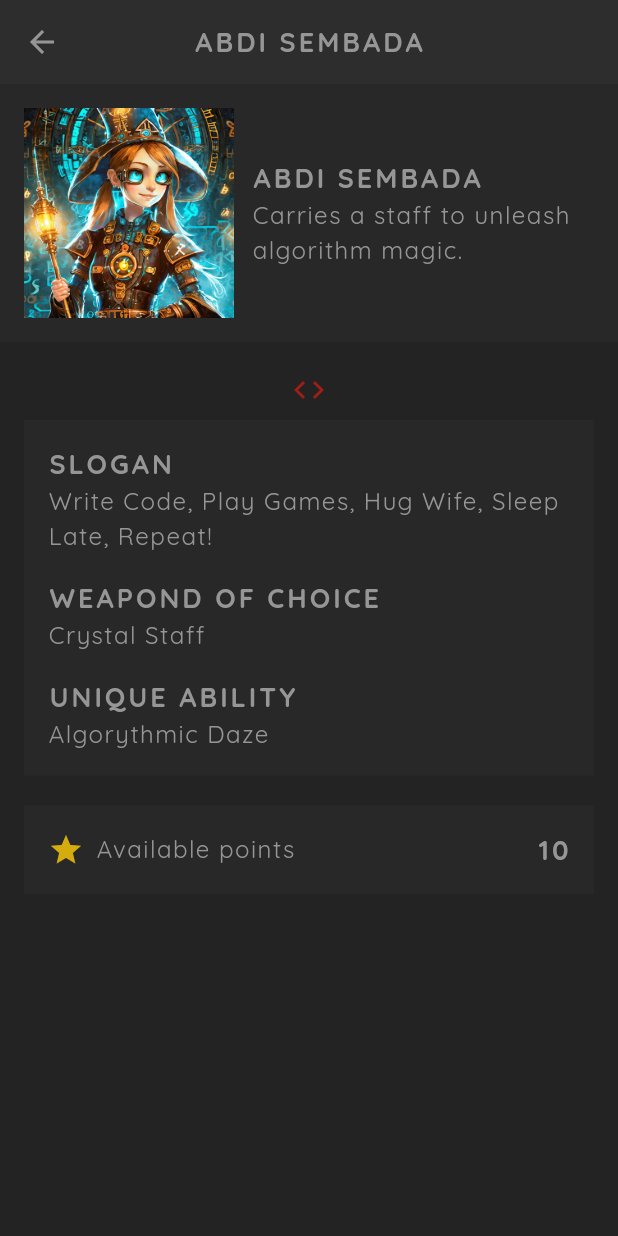
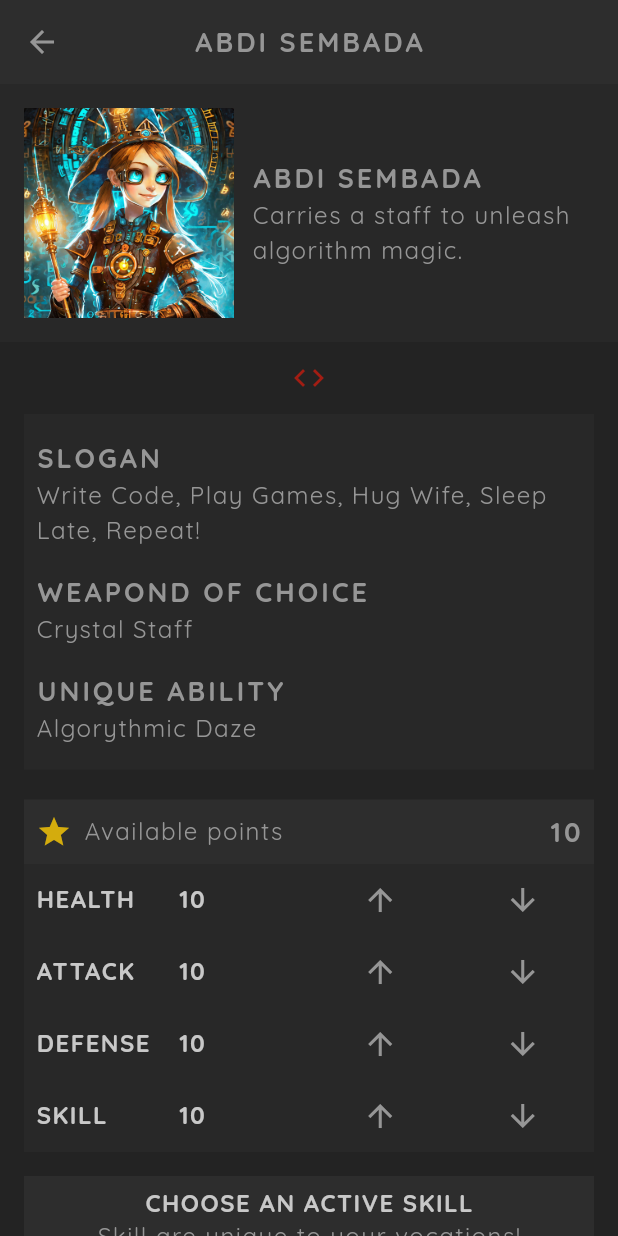
Before and after one commit to sirabdi/flutter-project, a Flutter app: the Profile screen opened directly with sample values from the repository, on a phone screen of 412 x 824 dp. Run offline on Flutter 3.47's test engine with Material 3 defaults, Android fonts, the phone set to English and light mode, and no system bars; our stand-ins replace google_fonts.

Commit message:
Initiate Flutter RPG

```diff
--- a/flutter_rpg/lib/models/skill.dart
+++ b/flutter_rpg/lib/models/skill.dart
@@ -1,18 +1,19 @@
 import 'package:flutter_rpg/models/vocation.dart';
 
 class Skill {
+  // field
+  final String id;
+  final String name;
+  final String image;
+  final Vocation vocation;
+
   Skill({
     required this.id,
     required this.name,
     required this.image,
     required this.vocation,
   });
-
-  // field
-  final String id;
-  final String name;
-  final String image;
-  final Vocation vocation;
+}
 
 final List<Skill> allSkills = [
   // algo wizard skills
@@ -119,4 +120,3 @@ class Skill {
     vocation: Vocation.ninja,
   ),
 ];
-}
--- a/flutter_rpg/lib/models/stats.dart
+++ b/flutter_rpg/lib/models/stats.dart
@@ -16,10 +16,10 @@ mixin Stats {
   };
 
   List<Map<String, String>> get statsAsFormattedList => [
-    {'title': 'Health', 'value': _health.toString()},
-    {'title': 'Attack', 'value': _attack.toString()},
-    {'title': 'Defense', 'value': _defense.toString()},
-    {'title': 'Skill', 'value': _skill.toString()},
+    {'title': 'health', 'value': _health.toString()},
+    {'title': 'attack', 'value': _attack.toString()},
+    {'title': 'defense', 'value': _defense.toString()},
+    {'title': 'skill', 'value': _skill.toString()},
   ];
 
   // methods
@@ -27,20 +27,17 @@ mixin Stats {
     if (_points > 0) {
       if (stat == 'health') {
         _health++;
-        _points--;
       }
       if (stat == 'attack') {
         _attack++;
-        _points--;
       }
       if (stat == 'defense') {
         _defense++;
-        _points--;
       }
       if (stat == 'skill') {
         _skill++;
-        _points--;
       }
+      _points--;
     }
   }
 
--- a/flutter_rpg/lib/screens/profile/profile.dart
+++ b/flutter_rpg/lib/screens/profile/profile.dart
@@ -1,6 +1,8 @@
 import 'package:flutter/material.dart';
 import 'package:flutter_rpg/models/character.dart';
+import 'package:flutter_rpg/screens/profile/skill_list.dart';
 import 'package:flutter_rpg/screens/profile/stats_table.dart';
+import 'package:flutter_rpg/shared/styled_button.dart';
 import 'package:flutter_rpg/shared/styled_text.dart';
 import 'package:flutter_rpg/theme.dart';
 
@@ -42,13 +44,13 @@ class Profile extends StatelessWidget {
             ),
 
             // Weapond and Skill Ability
-            SizedBox(height: 20),
+            SizedBox(height: 12),
             Center(child: Icon(Icons.code, color: AppColors.primaryColor)),
-            SizedBox(height: 8),
+            SizedBox(height: 12),
             Container(
               width: double.infinity,
               margin: EdgeInsets.symmetric(vertical: 0, horizontal: 16),
-              padding: EdgeInsets.all(16),
+              padding: EdgeInsets.symmetric(vertical: 16, horizontal: 8),
               color: AppColors.secondaryColor.withAlpha((255 * 0.5).round()),
 
               child: Column(
@@ -70,8 +72,30 @@ class Profile extends StatelessWidget {
             SizedBox(height: 20),
             Container(
               margin: EdgeInsets.symmetric(vertical: 0, horizontal: 16),
-              child: StatesTable(character: character),
+              child: Column(
+                children: [
+                  StatesTable(character: character),
+                  SizedBox(height: 16),
+                  SkillList(character),
+                ],
+              ),
             ),
+
+            SizedBox(height: 20),
+            StyledButton(
+              onPressed: () {
+                ScaffoldMessenger.of(context).showSnackBar(
+                  SnackBar(
+                    content: StyledHeading('Character was saved.'),
+                    showCloseIcon: true,
+                    duration: Duration(seconds: 2),
+                    backgroundColor: AppColors.secondaryColor,
+                  ),
+                );
+              },
+              child: StyledTitle('Save Character'),
+            ),
+            SizedBox(height: 20),
           ],
         ),
       ),
--- /dev/null
+++ b/flutter_rpg/lib/screens/profile/skill_list.dart
@@ -0,0 +1,76 @@
+import 'package:flutter/material.dart';
+import 'package:flutter_rpg/models/character.dart';
+import 'package:flutter_rpg/models/skill.dart';
+import 'package:flutter_rpg/shared/styled_text.dart';
+import 'package:flutter_rpg/theme.dart';
+
+class SkillList extends StatefulWidget {
+  const SkillList(this.character, {super.key});
+
+  final Character character;
+
+  @override
+  State<SkillList> createState() => _SkillListState();
+}
+
+class _SkillListState extends State<SkillList> {
+  late List<Skill> availableSkills;
+  late Skill selectedSkill;
+
+  @override
+  void initState() {
+    availableSkills = allSkills.where((skill) {
+      return skill.vocation == widget.character.vocation;
+    }).toList();
+
+    if (widget.character.skills.isEmpty) {
+      selectedSkill = availableSkills[0];
+    }
+    if (widget.character.skills.isNotEmpty) {
+      selectedSkill = widget.character.skills.first;
+    }
+
+    super.initState();
+  }
+
+  @override
+  Widget build(BuildContext context) {
+    return Container(
+      padding: EdgeInsets.all(8),
+      width: double.infinity,
+      color: AppColors.secondaryColor,
+      child: Column(
+        children: [
+          StyledTitle('Choose An Active Skill'),
+          StyledText('Skill are unique to your vocations!'),
+          Row(
+            mainAxisAlignment: MainAxisAlignment.center,
+            children: availableSkills.map((skill) {
+              return Container(
+                margin: EdgeInsets.all(5),
+                padding: EdgeInsets.all(2),
+                color: selectedSkill == skill
+                    ? AppColors.highlightColor
+                    : Colors.transparent,
+                child: GestureDetector(
+                  onTap: () {
+                    setState(() {
+                      widget.character.updateSkill(skill);
+                      selectedSkill = skill;
+                    });
+                  },
+                  child: Image.asset(
+                    'assets/img/skills/${skill.image}',
+                    width: 70,
+                    height: 70,
+                  ),
+                ),
+              );
+            }).toList(),
+          ),
+          StyledText(selectedSkill.name),
+        ],
+      ),
+    );
+  }
+}
--- a/flutter_rpg/lib/screens/profile/stats_table.dart
+++ b/flutter_rpg/lib/screens/profile/stats_table.dart
@@ -15,9 +15,11 @@ class StatesTable extends StatefulWidget {
 class _StatesTableState extends State<StatesTable> {
   @override
   Widget build(BuildContext context) {
-    return Container(
-      padding: EdgeInsets.all(16),
-      color: AppColors.secondaryColor.withAlpha((255 * 0.5).round()),
+    return Column(
+      children: [
+        Container(
+          padding: EdgeInsets.all(8),
+          color: AppColors.secondaryColor,
           child: Row(
             children: [
               Icon(
@@ -32,6 +34,59 @@ class _StatesTableState extends State<StatesTable> {
               StyledHeading(widget.character.points.toString()),
             ],
           ),
+        ),
+
+        Table(
+          children: widget.character.statsAsFormattedList.map((stat) {
+            return TableRow(
+              decoration: BoxDecoration(
+                color: AppColors.secondaryColor.withAlpha((255 * 0.5).round()),
+              ),
+              children: [
+                TableCell(
+                  verticalAlignment: TableCellVerticalAlignment.middle,
+                  child: Padding(
+                    padding: EdgeInsets.all(8),
+                    child: StyledTitle(stat['title']!),
+                  ),
+                ),
+                TableCell(
+                  verticalAlignment: TableCellVerticalAlignment.middle,
+                  child: Padding(
+                    padding: EdgeInsets.all(8),
+                    child: StyledTitle(stat['value']!),
+                  ),
+                ),
+                TableCell(
+                  verticalAlignment: TableCellVerticalAlignment.middle,
+                  child: IconButton(
+                    onPressed: () {
+                      setState(() {
+                        widget.character.increaseStat(stat['title']!);
+                      });
+                    },
+                    icon: Icon(Icons.arrow_upward, color: AppColors.textColor),
+                  ),
+                ),
+                TableCell(
+                  verticalAlignment: TableCellVerticalAlignment.middle,
+                  child: IconButton(
+                    onPressed: () {
+                      setState(() {
+                        widget.character.decreaseStat(stat['title']!);
+                      });
+                    },
+                    icon: Icon(
+                      Icons.arrow_downward,
+                      color: AppColors.textColor,
+                    ),
+                  ),
+                ),
+              ],
+            );
+          }).toList(),
+        ),
+      ],
     );
   }
 }
```
Lines whose indentation alone changed are shown as unchanged.
